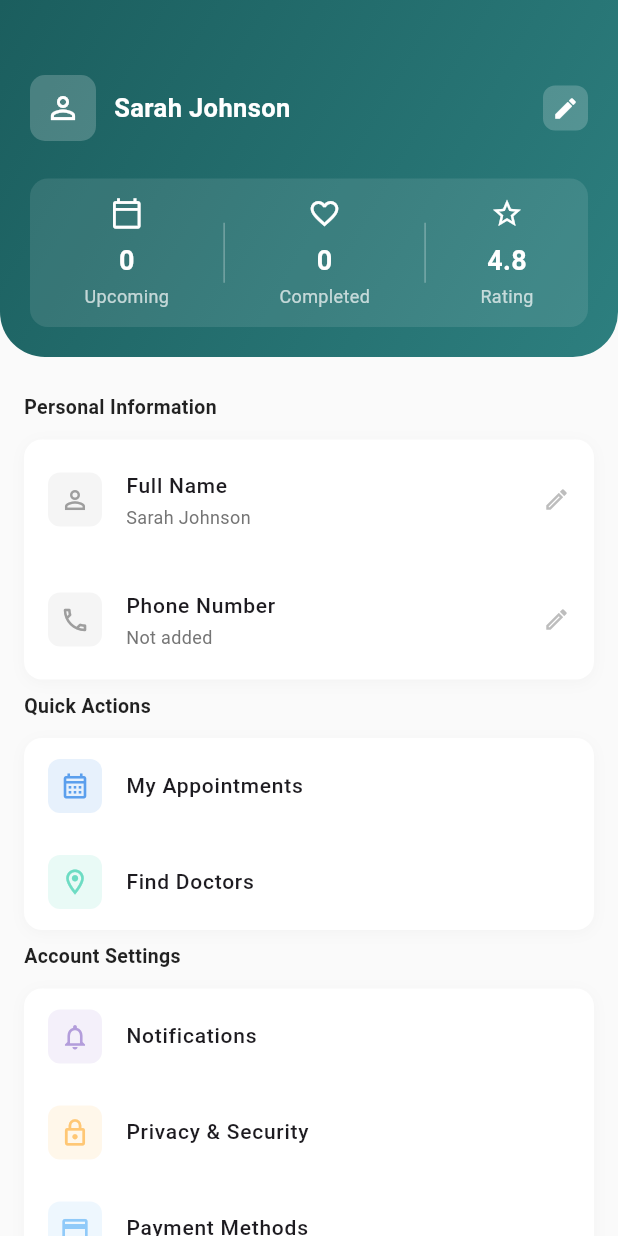
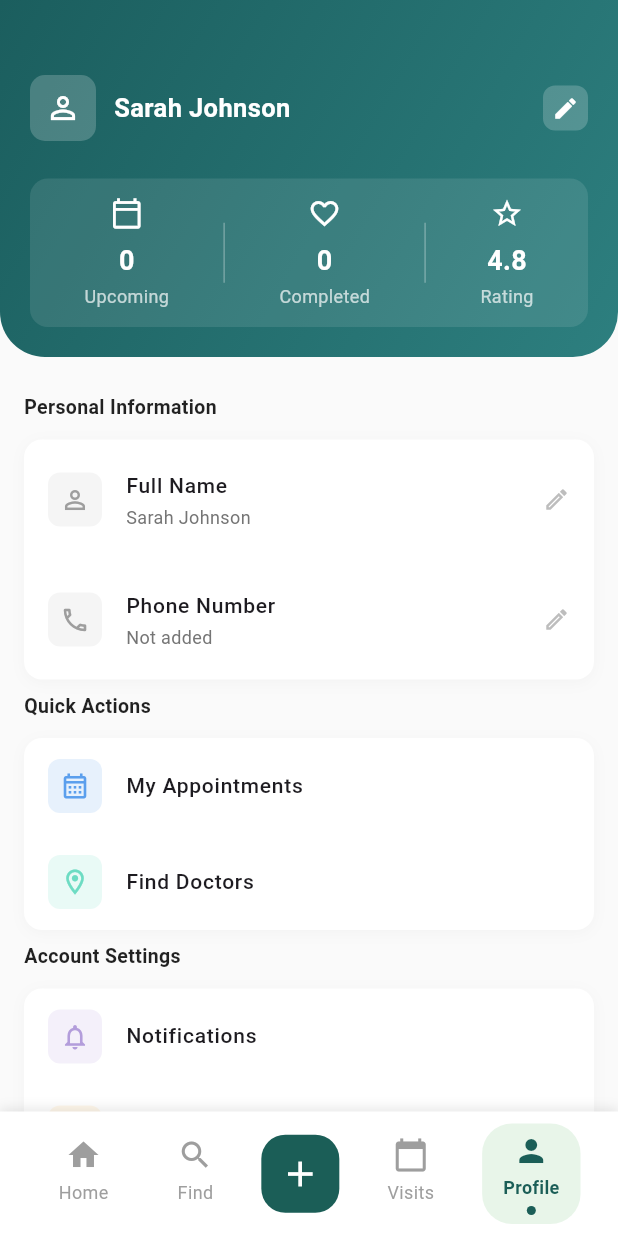
Before and after one commit to laspraharshana/clinic-booking-frontend, a Flutter app: the PatientProfilePage screen opened directly, on a phone screen of 412 x 824 dp. Run offline on Flutter 3.47's test engine with Material 3 defaults, Android fonts, the phone set to English and light mode, and no system bars; our stand-ins replace dio, firebase_auth, firebase_core, flutter_riverpod; accounts and stored records are empty.

Commit message:
Add BottomNavBar.dart

```diff
--- /dev/null
+++ b/lib/view/Bottom_navbar.dart
@@ -0,0 +1,129 @@
+import 'package:flutter/material.dart';
+import 'Dashboard.dart';
+import 'doctor_list.dart';
+import 'visits_page.dart';
+import 'patient_profile.dart';
+
+class BottomNavBar extends StatelessWidget {
+  final int selectedIndex;
+
+  const BottomNavBar({super.key, required this.selectedIndex});
+
+  void _onBottomNavTapped(BuildContext context, int index) {
+    // Don't navigate if already on the selected page
+    if (index == selectedIndex) return;
+
+    Widget page;
+    switch (index) {
+      case 0:
+        page = const Dashboard();
+        break;
+      case 1:
+        page = const AllDoctorsPage();
+        break;
+      case 2:
+        page = const PlaceholderPage(title: "Add New Page");
+        break;
+      case 3:
+        page = const VisitsPage();
+        break;
+      case 4:
+        page = const PatientProfilePage();
+        break;
+      default:
+        return;
+    }
+
+    Navigator.pushReplacement(context, MaterialPageRoute(builder: (_) => page));
+  }
+
+  @override
+  Widget build(BuildContext context) {
+    return Container(
+      padding: const EdgeInsets.symmetric(vertical: 8, horizontal: 16),
+      decoration: BoxDecoration(
+        color: Colors.white,
+        boxShadow: [
+          BoxShadow(
+            color: Colors.black12.withOpacity(0.1),
+            blurRadius: 6,
+            offset: const Offset(0, -2),
+          ),
+        ],
+      ),
+      child: Row(
+        mainAxisAlignment: MainAxisAlignment.spaceAround,
+        children: [
+          _buildNavItem(context, Icons.home, "Home", 0),
+          _buildNavItem(context, Icons.search, "Find", 1),
+          _buildCenterAddButton(context, 2),
+          _buildNavItem(context, Icons.calendar_today, "Visits", 3),
+          _buildNavItem(context, Icons.person, "Profile", 4),
+        ],
+      ),
+    );
+  }
+
+  Widget _buildNavItem(
+    BuildContext context,
+    IconData icon,
+    String label,
+    int index,
+  ) {
+    final bool isSelected = selectedIndex == index;
+    return GestureDetector(
+      onTap: () => _onBottomNavTapped(context, index),
+      child: Container(
+        padding: const EdgeInsets.symmetric(vertical: 6, horizontal: 14),
+        decoration: isSelected
+            ? BoxDecoration(
+                color: Colors.green[50],
+                borderRadius: BorderRadius.circular(20),
+              )
+            : null,
+        child: Column(
+          mainAxisSize: MainAxisSize.min,
+          children: [
+            Icon(
+              icon,
+              color: isSelected ? const Color(0xFF1B5E57) : Colors.grey,
+            ),
+            const SizedBox(height: 4),
+            Text(
+              label,
+              style: TextStyle(
+                fontSize: 12,
+                fontWeight: isSelected ? FontWeight.bold : FontWeight.normal,
+                color: isSelected ? const Color(0xFF1B5E57) : Colors.grey,
+              ),
+            ),
+            const SizedBox(height: 4),
+            if (isSelected)
+              Container(
+                width: 6,
+                height: 6,
+                decoration: const BoxDecoration(
+                  shape: BoxShape.circle,
+                  color: Color(0xFF1B5E57),
+                ),
+              ),
+          ],
+        ),
+      ),
+    );
+  }
+
+  Widget _buildCenterAddButton(BuildContext context, int index) {
+    return GestureDetector(
+      onTap: () => _onBottomNavTapped(context, index),
+      child: Container(
+        padding: const EdgeInsets.all(12),
+        decoration: BoxDecoration(
+          color: const Color(0xFF1B5E57),
+          borderRadius: BorderRadius.circular(16),
+        ),
+        child: const Icon(Icons.add, color: Colors.white, size: 28),
+      ),
+    );
+  }
+}
--- a/lib/view/patient_profile.dart
+++ b/lib/view/patient_profile.dart
@@ -1,4 +1,6 @@
 import 'package:flutter/material.dart';
+
+import 'Bottom_navbar.dart';
 
 class PatientProfilePage extends StatelessWidget {
   const PatientProfilePage({super.key});
@@ -6,6 +8,9 @@ class PatientProfilePage extends StatelessWidget {
   @override
   Widget build(BuildContext context) {
     return Scaffold(
+      bottomNavigationBar: const BottomNavBar(
+        selectedIndex: 4,
+      ), // 0-4 for different pages
       backgroundColor: Colors.grey[50],
       body: SingleChildScrollView(
         child: Column(
```
Also changed, not shown: lib/view/Dashboard.dart (+117 -114 lines), lib/view/doctor_list.dart (+9 -7 lines), lib/view/visits_page.dart (+13 -4 lines).
